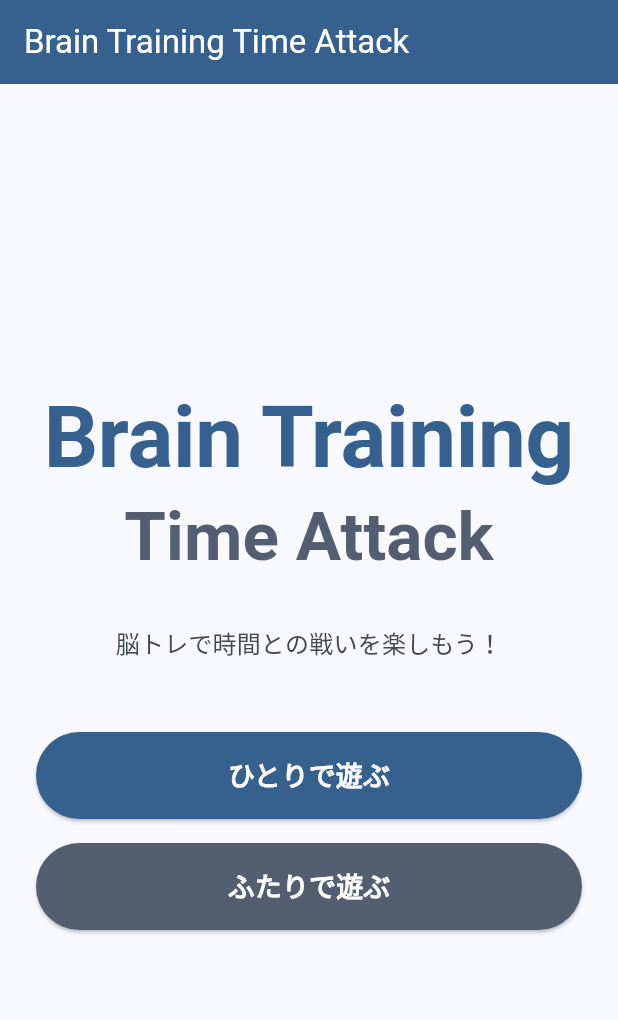
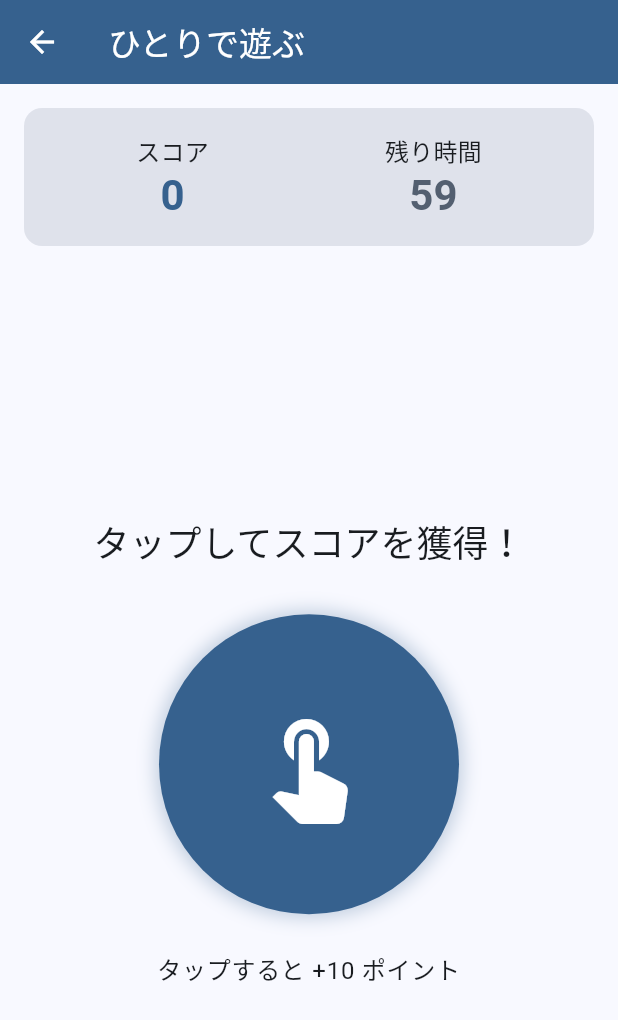
Before and after one commit to manabu-yamazaki/brain_training_time_attack, a Flutter app: the screen it shows after launch, after a tap on "ひとりで遊ぶ", on a phone screen of 412 x 824 dp. Shown: the top 1020 px of the screen. Run offline on Flutter 3.47's test engine with Material 3 defaults, Android fonts, the phone set to English and light mode, and no system bars; our stand-ins replace flutter_riverpod.

Commit message:
single player screen init

```diff
--- a/lib/features/game/screens/home_screen.dart
+++ b/lib/features/game/screens/home_screen.dart
@@ -1,4 +1,5 @@
 import 'package:flutter/material.dart';
+import 'package:brain_training_time_attack/features/game/screens/single_player_screen.dart';
 
 class HomeScreen extends StatelessWidget {
   const HomeScreen({super.key});
@@ -48,7 +49,11 @@ class HomeScreen extends StatelessWidget {
                 width: double.infinity,
                 child: ElevatedButton(
                   onPressed: () {
-                    // TODO: ひとりで遊ぶ画面へ遷移
+                    Navigator.of(context).push(
+                      MaterialPageRoute(
+                        builder: (context) => const SinglePlayerScreen(),
+                      ),
+                    );
                   },
                   style: ElevatedButton.styleFrom(
                     padding: const EdgeInsets.symmetric(vertical: 16),
@@ -67,6 +72,12 @@ class HomeScreen extends StatelessWidget {
                 child: ElevatedButton(
                   onPressed: () {
                     // TODO: ふたりで遊ぶ画面へ遷移
+                    ScaffoldMessenger.of(context).showSnackBar(
+                      const SnackBar(
+                        content: Text('ふたりで遊ぶ機能は準備中です'),
+                        duration: Duration(seconds: 2),
+                      ),
+                    );
                   },
                   style: ElevatedButton.styleFrom(
                     padding: const EdgeInsets.symmetric(vertical: 16),
--- /dev/null
+++ b/lib/features/game/screens/single_player_screen.dart
@@ -0,0 +1,252 @@
+import 'package:flutter/material.dart';
+
+class SinglePlayerScreen extends StatefulWidget {
+  const SinglePlayerScreen({super.key});
+
+  @override
+  State<SinglePlayerScreen> createState() => _SinglePlayerScreenState();
+}
+
+class _SinglePlayerScreenState extends State<SinglePlayerScreen> {
+  int _score = 0;
+  int _timeLeft = 60; // 60秒の制限時間
+  bool _isGameActive = false;
+  bool _isGameOver = false;
+
+  @override
+  void initState() {
+    super.initState();
+    _startGame();
+  }
+
+  void _startGame() {
+    setState(() {
+      _isGameActive = true;
+      _isGameOver = false;
+      _score = 0;
+      _timeLeft = 60;
+    });
+    _startTimer();
+  }
+
+  void _startTimer() {
+    Future.delayed(const Duration(seconds: 1), () {
+      if (mounted && _isGameActive) {
+        setState(() {
+          _timeLeft--;
+        });
+
+        if (_timeLeft <= 0) {
+          _endGame();
+        } else {
+          _startTimer();
+        }
+      }
+    });
+  }
+
+  void _endGame() {
+    setState(() {
+      _isGameActive = false;
+      _isGameOver = true;
+    });
+  }
+
+  void _addScore() {
+    if (_isGameActive) {
+      setState(() {
+        _score += 10;
+      });
+    }
+  }
+
+  void _restartGame() {
+    _startGame();
+  }
+
+  void _goBackToHome() {
+    Navigator.of(context).pop();
+  }
+
+  @override
+  Widget build(BuildContext context) {
+    return Scaffold(
+      appBar: AppBar(
+        title: const Text('ひとりで遊ぶ'),
+        backgroundColor: Theme.of(context).colorScheme.primary,
+        foregroundColor: Theme.of(context).colorScheme.onPrimary,
+        leading: IconButton(
+          icon: const Icon(Icons.arrow_back),
+          onPressed: _goBackToHome,
+        ),
+      ),
+      body: Padding(
+        padding: const EdgeInsets.all(16.0),
+        child: Column(
+          children: [
+            // ゲーム情報表示
+            Container(
+              padding: const EdgeInsets.all(16),
+              decoration: BoxDecoration(
+                color: Theme.of(context).colorScheme.surfaceVariant,
+                borderRadius: BorderRadius.circular(12),
+              ),
+              child: Row(
+                mainAxisAlignment: MainAxisAlignment.spaceAround,
+                children: [
+                  Column(
+                    children: [
+                      Text(
+                        'スコア',
+                        style: Theme.of(context).textTheme.titleMedium,
+                      ),
+                      Text(
+                        '$_score',
+                        style: Theme.of(context)
+                            .textTheme
+                            .headlineMedium
+                            ?.copyWith(
+                              fontWeight: FontWeight.bold,
+                              color: Theme.of(context).colorScheme.primary,
+                            ),
+                      ),
+                    ],
+                  ),
+                  Column(
+                    children: [
+                      Text(
+                        '残り時間',
+                        style: Theme.of(context).textTheme.titleMedium,
+                      ),
+                      Text(
+                        '$_timeLeft',
+                        style: Theme.of(context)
+                            .textTheme
+                            .headlineMedium
+                            ?.copyWith(
+                              fontWeight: FontWeight.bold,
+                              color: _timeLeft <= 10
+                                  ? Colors.red
+                                  : Theme.of(context).colorScheme.secondary,
+                            ),
+                      ),
+                    ],
+                  ),
+                ],
+              ),
+            ),
+
+            const SizedBox(height: 32),
+
+            // ゲームエリア
+            Expanded(
+              child: _isGameOver ? _buildGameOverScreen() : _buildGameArea(),
+            ),
+          ],
+        ),
+      ),
+    );
+  }
+
+  Widget _buildGameArea() {
+    return Center(
+      child: Column(
+        mainAxisAlignment: MainAxisAlignment.center,
+        children: [
+          Text(
+            'タップしてスコアを獲得！',
+            style: Theme.of(context).textTheme.headlineSmall,
+            textAlign: TextAlign.center,
+          ),
+          const SizedBox(height: 32),
+          GestureDetector(
+            onTap: _addScore,
+            child: Container(
+              width: 200,
+              height: 200,
+              decoration: BoxDecoration(
+                color: Theme.of(context).colorScheme.primary,
+                borderRadius: BorderRadius.circular(100),
+                boxShadow: [
+                  BoxShadow(
+                    color:
+                        Theme.of(context).colorScheme.primary.withOpacity(0.3),
+                    blurRadius: 10,
+                    spreadRadius: 2,
+                  ),
+                ],
+              ),
+              child: const Icon(
+                Icons.touch_app,
+                size: 80,
+                color: Colors.white,
+              ),
+            ),
+          ),
+          const SizedBox(height: 24),
+          Text(
+            'タップすると +10 ポイント',
+            style: Theme.of(context).textTheme.bodyLarge,
+            textAlign: TextAlign.center,
+          ),
+        ],
+      ),
+    );
+  }
+
+  Widget _buildGameOverScreen() {
+    return Center(
+      child: Column(
+        mainAxisAlignment: MainAxisAlignment.center,
+        children: [
+          const Icon(
+            Icons.emoji_events,
+            size: 100,
+            color: Colors.amber,
+          ),
+          const SizedBox(height: 24),
+          Text(
+            'ゲーム終了！',
+            style: Theme.of(context).textTheme.headlineMedium?.copyWith(
+                  fontWeight: FontWeight.bold,
+                ),
+          ),
+          const SizedBox(height: 16),
+          Text(
+            '最終スコア: $_score',
+            style: Theme.of(context).textTheme.headlineSmall?.copyWith(
+                  color: Theme.of(context).colorScheme.primary,
+                  fontWeight: FontWeight.bold,
+                ),
+          ),
+          const SizedBox(height: 32),
+          Row(
+            mainAxisAlignment: MainAxisAlignment.spaceEvenly,
+            children: [
+              ElevatedButton(
+                onPressed: _restartGame,
+                style: ElevatedButton.styleFrom(
+                  backgroundColor: Theme.of(context).colorScheme.primary,
+                  foregroundColor: Theme.of(context).colorScheme.onPrimary,
+                  padding:
+                      const EdgeInsets.symmetric(horizontal: 24, vertical: 12),
+                ),
+                child: const Text('もう一度遊ぶ'),
+              ),
+              ElevatedButton(
+                onPressed: _goBackToHome,
+                style: ElevatedButton.styleFrom(
+                  backgroundColor: Theme.of(context).colorScheme.secondary,
+                  foregroundColor: Theme.of(context).colorScheme.onSecondary,
+                  padding:
+                      const EdgeInsets.symmetric(horizontal: 24, vertical: 12),
+                ),
+                child: const Text('ホームに戻る'),
+              ),
+            ],
+          ),
+        ],
+      ),
+    );
+  }
+}
```
